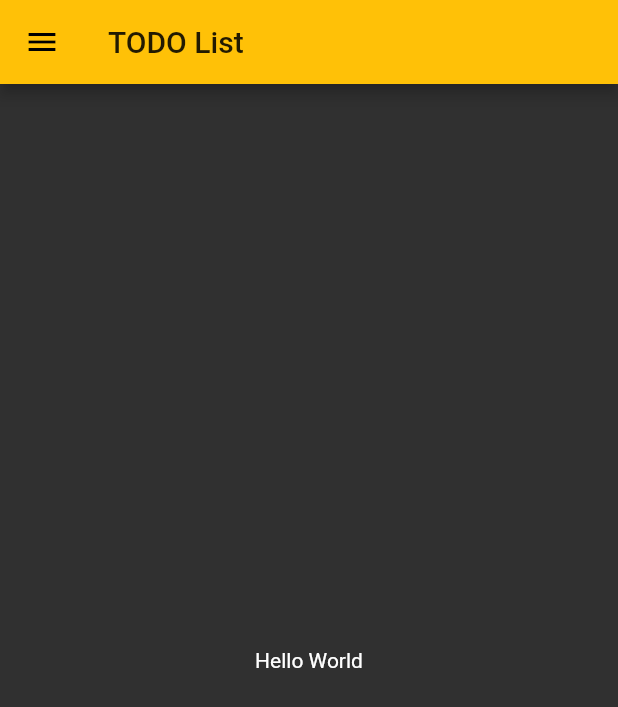
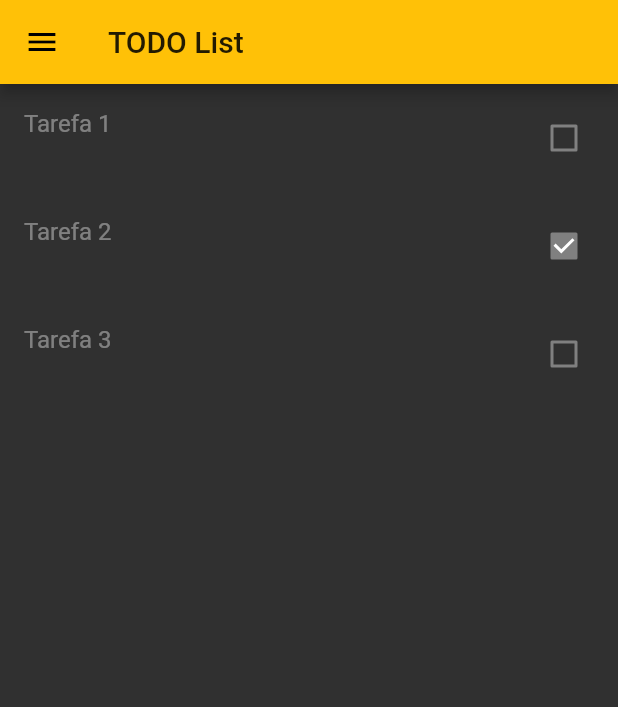
Before and after one commit to fabiotph/task_list, a Flutter app: the screen it shows after launch, on a phone screen of 412 x 824 dp. Shown: the top 707 px of the screen. Run offline on Flutter 3.47's test engine with Material 2 defaults, Android fonts, the phone set to English and light mode, and no system bars.

Commit message:
add and show TaskList

```diff
--- a/lib/main.dart
+++ b/lib/main.dart
@@ -1,4 +1,5 @@
 import 'package:flutter/material.dart';
+import 'package:task_list/models/task.dart';
 
 void main() => runApp(App());
 
@@ -15,15 +16,25 @@ class App extends StatelessWidget {
       darkTheme:
           ThemeData(primaryColor: Colors.amber, brightness: Brightness.dark),
       themeMode: ThemeMode.dark,
-      showPerformanceOverlay: false,
-      debugShowCheckedModeBanner: false,
-      debugShowMaterialGrid: false,
-      showSemanticsDebugger: false,
     );
   }
 }
 
-class HomePage extends StatelessWidget {
+class HomePage extends StatefulWidget {
+  var tasks = new List<Task>();
+
+  HomePage() {
+    tasks = [];
+    tasks.add(Task(title: "Tarefa 1", done: false));
+    tasks.add(Task(title: "Tarefa 2", done: true));
+    tasks.add(Task(title: "Tarefa 3", done: false));
+  }
+
+  @override
+  _HomePageState createState() => _HomePageState();
+}
+
+class _HomePageState extends State<HomePage> {
   @override
   Widget build(BuildContext context) {
     return Scaffold(
@@ -31,11 +42,18 @@ class HomePage extends StatelessWidget {
         leading: Icon(Icons.menu),
         title: Text("TODO List"),
       ),
-      body: Container(
-        child: Center(
-          child: Text("Hello World"),
-        ),
-      ),
+      body: ListView.builder(
+          itemCount: widget.tasks.length,
+          itemBuilder: (BuildContext ctx, int index) {
+            final task = widget.tasks[index];
+            return CheckboxListTile(
+                title: Text(task.title),
+                key: Key(task.id.toString()),
+                value: task.done,
+                onChanged: null,
+                activeColor: Colors.amber,
+                subtitle: Text(task.subtitle));
+          }),
     );
   }
 }
--- /dev/null
+++ b/lib/models/task.dart
@@ -0,0 +1,10 @@
+import 'dart:math';
+
+class Task {
+  DateTime id = new DateTime.now();
+  String title;
+  String subtitle;
+  bool done;
+
+  Task({this.title, this.subtitle = "", this.done});
+}
```
Also changed, not shown: 1 other file.
